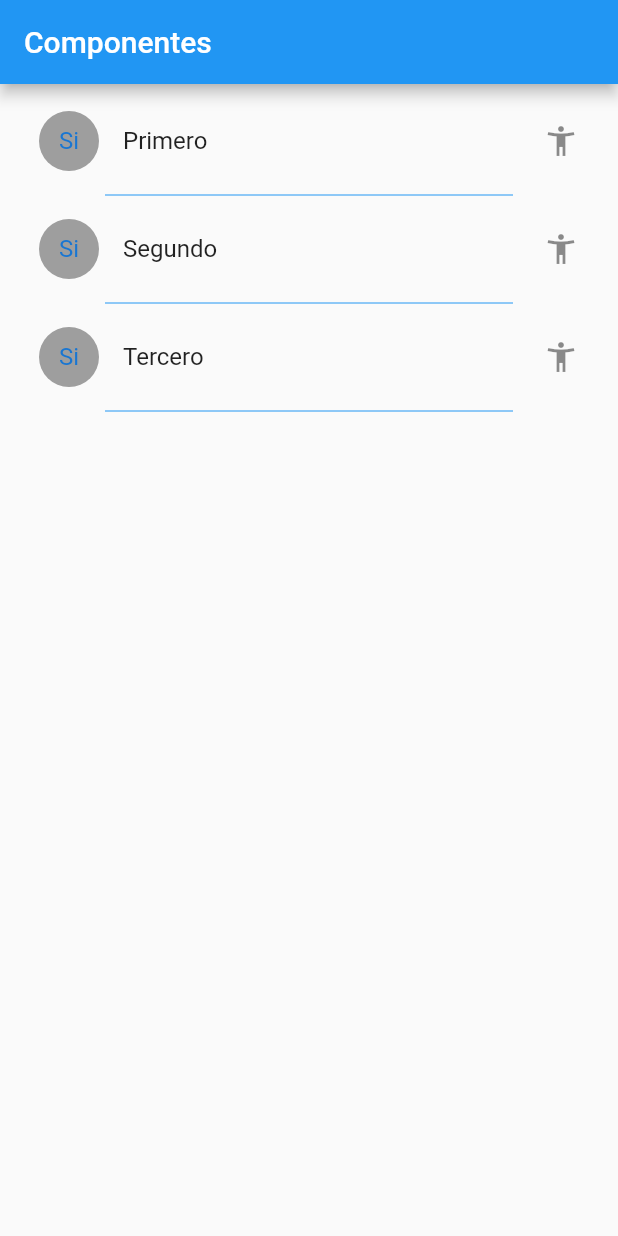
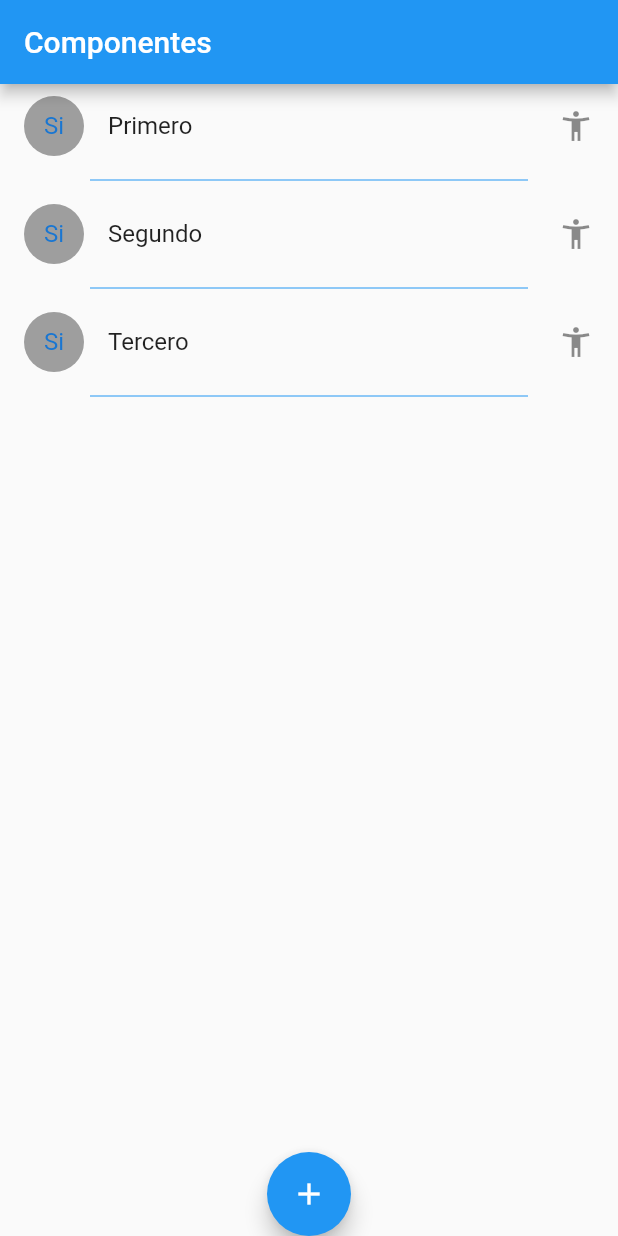
Before and after one commit to masterprog-cmd/Practicas_des_app_multiplataforma, a Flutter app: the screen it shows after launch, on a phone screen of 412 x 824 dp. Run offline on Flutter 3.47's test engine with Material 2 defaults, Android fonts, the light colour scheme and no system bars.

Commit message:
Ex completed

```diff
--- a/practicas/lib/main.dart
+++ b/practicas/lib/main.dart
@@ -10,6 +10,7 @@ class MyApp extends StatelessWidget {
   Widget build(BuildContext context) {
     return MaterialApp(
       title: 'Material App',
+      debugShowCheckedModeBanner: false,
       home: Scaffold(
         appBar: AppBar(
           title: const Text('Componentes'),
--- a/practicas/lib/src/pages/home_temp.dart
+++ b/practicas/lib/src/pages/home_temp.dart
@@ -1,15 +1,26 @@
 import 'package:flutter/material.dart';
-import 'package:practicas/src/providers/home_alerts.dart';
 
-class HomeTemp extends StatelessWidget {
-  final opciones = ["Primero", "Segundo", "Tercero"];
+class HomeTemp extends StatefulWidget {
   HomeTemp({Key? key}) : super(key: key);
 
   @override
+  State<HomeTemp> createState() => _HomeTempState();
+}
+
+class _HomeTempState extends State<HomeTemp> {
+  final opciones = ["Primero", "Segundo", "Tercero"];
+
+  @override
   Widget build(BuildContext context) {
-    return ListView(
-      padding: const EdgeInsets.all(10),
+    return Center(
+      child: Column(
+        children: [
+          Expanded(
+            child: ListView(
               children: _crearItemCorto(),
+            ),
+          ),
+          button(),
           // children: <Widget>[
           //   ListTile(
           //     leading: const Icon(
@@ -128,27 +139,9 @@ class HomeTemp extends StatelessWidget {
           //     ),
           //   ),
           // ],
-    );
-  }
-
-  List<Widget> _crearitems() {
-    final lista = <Widget>[];
-    opciones.forEach(
-      (element) {
-        final tempWidget = ListTile(
-          title: Text(element),
-        );
-        lista.add(tempWidget);
-        lista.add(
-          const Divider(
-            indent: 60,
-            endIndent: 60,
-            color: Colors.blue,
+        ],
       ),
     );
-      },
-    );
-    return lista;
   }
 
   List<Widget> _crearItemCorto() {
@@ -174,6 +167,19 @@ class HomeTemp extends StatelessWidget {
           ),
         )
         .toList();
+
     return widget;
   }
+
+  Widget button() {
+    return FloatingActionButton(
+        child: Icon(Icons.add),
+        onPressed: () {
+          setState(
+            () {
+              opciones.add("New ListTitle");
+            },
+          );
+        });
   }
+}
```
Lines whose indentation alone changed are shown as unchanged.
